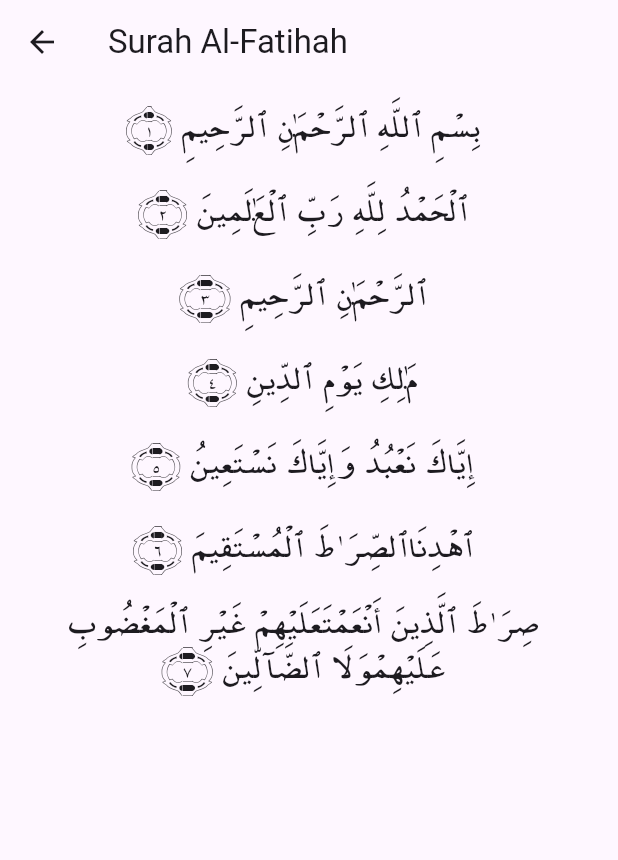
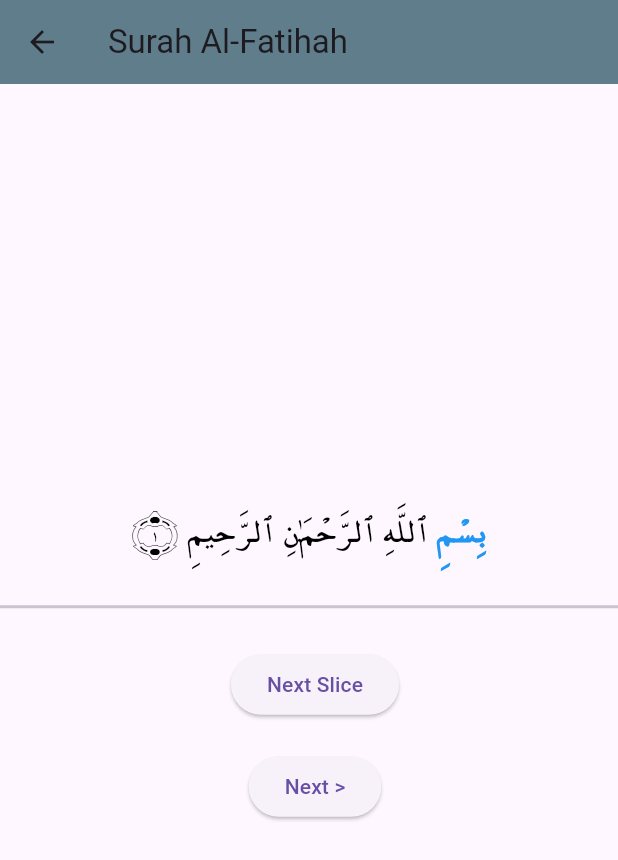
Before and after one commit to dsyndsyn/quiztest, a Flutter app: the screen it shows after launch, after a tap on "Load Ayat", on a phone screen of 412 x 824 dp. Shown: the top 860 px of the screen. Run offline on Flutter 3.47's test engine with Material 3 defaults, Android fonts, the light colour scheme and no system bars.

Commit message:
quiztest branch1

```diff
--- a/lib/ayat.dart
+++ b/lib/ayat.dart
@@ -1,6 +1,7 @@
 import 'package:flutter/material.dart';
 import 'dart:convert';
 import 'package:flutter/services.dart' show rootBundle;
+import 'highlighter.dart'; // Import the AyahHighlighter and SliceHighlighter classes
 
 class AyatScreen extends StatefulWidget {
   @override
@@ -10,28 +11,39 @@ class AyatScreen extends StatefulWidget {
 class _AyatScreenState extends State<AyatScreen> {
   List<Map<String, dynamic>>? ayats;
   bool isLoading = false;
+  int currentIndex = 0;
+  int currentSliceIndex = 0; // Track current slice index
+  int numberOfAyahsToShow = 7; // Change this to adjust number of ayahs to display
+
+  // Instance of AyahHighlighter class to manage highlights
+  late AyahHighlighter ayahHighlighter;
 
   @override
   void initState() {
     super.initState();
-    loadJson();
+    loadJson(numberOfAyahsToShow); // Load initial number of ayahs
   }
 
-  Future<void> loadJson() async {
+  Future<void> loadJson(int numberOfAyahs) async {
     setState(() {
       isLoading = true;
     });
 
     try {
-      String jsonString =
-          await rootBundle.loadString('assets/data/quran_texts-alfatihah.json');
+      String jsonString = await rootBundle.loadString('assets/data/quran_texts-alfatihah.json');
       Map<String, dynamic> jsonMap = json.decode(jsonString);
       ayats = jsonMap['data'].values.toList().cast<Map<String, dynamic>>();
+
+      // Sort the ayats by the 'aya' number
+      ayats?.sort((a, b) => int.parse(a['aya']).compareTo(int.parse(b['aya'])));
 
       // Clean up text
       ayats?.forEach((ayat) {
         ayat['text1'] = ayat['text1']?.replaceAll('b', '') ?? '';
       });
+
+      // Initialize AyahHighlighter with the list of ayats
+      ayahHighlighter = AyahHighlighter(ayats: ayats!);
     } catch (e) {
       print('Failed to load Ayat: $e');
     }
@@ -41,49 +53,114 @@ class _AyatScreenState extends State<AyatScreen> {
     });
   }
 
+  void showNextAya() {
+    if (currentIndex < (ayats?.length ?? 0) - 1) {
+      setState(() {
+        currentIndex++;
+        currentSliceIndex = 0; // Reset slice index when changing ayah
+      });
+    }
+  }
+
+  void showPreviousAya() {
+    if (currentIndex > 0) {
+      setState(() {
+        currentIndex--;
+        currentSliceIndex = 0; // Reset slice index when changing ayah
+      });
+    }
+  }
+
+  void nextSlice() {
+    if (currentSliceIndex < ayahHighlighter.getNumberOfSlices(currentIndex) - 1) {
+      setState(() {
+        currentSliceIndex++;
+      });
+    }
+  }
+
+  void previousSlice() {
+    if (currentSliceIndex > 0) {
+      setState(() {
+        currentSliceIndex--;
+      });
+    }
+  }
+
   @override
   Widget build(BuildContext context) {
     return Scaffold(
       appBar: AppBar(
         title: Text('Surah Al-Fatihah'),
+        backgroundColor: Colors.blueGrey,
         leading: IconButton(
           icon: Icon(Icons.arrow_back),
           onPressed: () {
-            Navigator.pop(context); // Navigate back to the main screen
+            Navigator.pop(context);
           },
         ),
       ),
       body: Center(
         child: isLoading
             ? CircularProgressIndicator()
-            : ayats == null
+            : ayats == null || ayats!.isEmpty
             ? Text('Failed to load Ayat')
-                : ListView.builder(
-                    itemCount: ayats!.length,
-                    itemBuilder: (context, index) {
-                      var ayat = ayats![index];
-                      return ListTile(
-                        title: Center(
-                          child: Text(
-                            ayat['text1'] ?? 'No text',
+            : Column(
+          mainAxisAlignment: MainAxisAlignment.center,
+          children: [
+            RichText(
               textAlign: TextAlign.center,
               textDirection: TextDirection.rtl,
-                            style: TextStyle(
-                              fontFamily: "MeQuran2",
-                              fontSize: 20,
+              text: ayahHighlighter.getCurrentSliceTextSpan(
+                currentIndex,
+                currentSliceIndex,
               ),
             ),
+
+            SizedBox(height: 20),
+
+            Divider(thickness: 2),
+
+            SizedBox(height: 20),
+
+            Row(
+              mainAxisAlignment: MainAxisAlignment.center,
+              children: [
+                if (currentSliceIndex > 0)
+                  ElevatedButton(
+                    onPressed: previousSlice,
+                    child: Text('Previous Slice'),
                   ),
-                      );
-                    },
+                SizedBox(width: 8), // Adjust spacing as needed
+                if (currentSliceIndex < ayahHighlighter.getNumberOfSlices(currentIndex) - 1)
+                  ElevatedButton(
+                    onPressed: nextSlice,
+                    child: Text('Next Slice'),
+                  ),
+              ],
+            ),
+
+            SizedBox(height: 20),
+
+            Row(
+              mainAxisAlignment: MainAxisAlignment.center,
+              children: [
+                if (currentIndex > 0)
+                  ElevatedButton(
+                    onPressed: showPreviousAya,
+                    child: Text('< Back'),
+                  ),
+                SizedBox(width: 8), // Adjust spacing as needed
+                if (currentIndex < (ayats?.length ?? 0) - 1)
+                  ElevatedButton(
+                    onPressed: showNextAya,
+                    child: Text('Next >'),
+                  ),
+              ],
+            ),
+          ],
         ),
       ),
     );
   }
 }
-
-void main() {
-  runApp(MaterialApp(
-    home: AyatScreen(),
-  ));
-}
--- /dev/null
+++ b/lib/highlighter.dart
@@ -0,0 +1,99 @@
+import 'package:flutter/material.dart';
+import 'slice.dart'; // Import the AyahSlicer class
+
+// Class to represent each highlight segment
+class HighlightSegment {
+  final String text;
+  final Color color;
+
+  HighlightSegment({required this.text, required this.color});
+}
+
+class AyahHighlighter {
+  List<Map<String, dynamic>>? ayats;
+  List<List<List<HighlightSegment>>> ayahHighlights = [];
+
+  AyahHighlighter({required this.ayats}) {
+    generateAyahHighlights();
+  }
+
+  void generateAyahHighlights() {
+    if (ayats == null) return;
+
+    // Clear previous highlights
+    ayahHighlights.clear();
+
+    // Generate slices using AyahSlicer class
+    ayahHighlights = AyahSlicer.generateSlices(ayats!);
+  }
+
+  int getNumberOfSlices(int ayahIndex) {
+    if (ayahIndex >= 0 && ayahIndex < ayahHighlights.length) {
+      return ayahHighlights[ayahIndex].length;
+    }
+    return 0;
+  }
+
+  // Function to highlight specific parts of the ayah text for the current slice
+  TextSpan getCurrentSliceTextSpan(int ayahIndex, int sliceIndex) {
+    if (ayahIndex >= 0 && ayahIndex < ayahHighlights.length && sliceIndex >= 0 && sliceIndex < ayahHighlights[ayahIndex].length) {
+      List<HighlightSegment> segments = ayahHighlights[ayahIndex][sliceIndex];
+      String ayahText = ayats![ayahIndex]['text1'] ?? 'No text';
+      return highlightAyah(ayahText, segments);
+    }
+    return TextSpan(text: '');
+  }
+
+  // Function to highlight specific parts of the ayah text
+  TextSpan highlightAyah(String text, List<HighlightSegment> segmentsToHighlight) {
+    List<TextSpan> spans = [];
+
+    for (var segment in segmentsToHighlight) {
+      String part = segment.text;
+      Color color = segment.color;
+
+      int startIndex = text.indexOf(part);
+      while (startIndex != -1) {
+        spans.add(
+          TextSpan(
+            text: text.substring(0, startIndex),
+            style: TextStyle(
+              fontFamily: "MeQuran2",
+              fontSize: 20,
+              color: Colors.black,
+            ),
+          ),
+        );
+        spans.add(
+          TextSpan(
+            text: part,
+            style: TextStyle(
+              fontFamily: "MeQuran2",
+              fontSize: 20,
+              color: color,
+              fontWeight: FontWeight.bold,
+            ),
+          ),
+        );
+        text = text.substring(startIndex + part.length);
+        startIndex = text.indexOf(part);
+      }
+    }
+
+    // Add remaining text after the last highlighted part
+    if (text.isNotEmpty) {
+      spans.add(
+        TextSpan(
+          text: text,
+          style: TextStyle(
+            fontFamily: "MeQuran2",
+            fontSize: 20,
+            color: Colors.black,
+          ),
+        ),
+      );
+    }
+
+    return TextSpan(children: spans);
+  }
+}
--- /dev/null
+++ b/lib/slice.dart
@@ -0,0 +1,127 @@
+import 'package:flutter/material.dart';
+import 'highlighter.dart'; // Import the HighlightSegment class
+
+class AyahSlicer {
+  static List<List<List<HighlightSegment>>> generateSlices(List<Map<String, dynamic>> ayats) {
+    List<List<List<HighlightSegment>>> ayahSlices = [];
+
+    if (ayats.isEmpty) return ayahSlices;
+
+    for (var ayah in ayats) {
+      List<List<HighlightSegment>> slices = [];
+
+      //aya 1 ------------------------------------------------
+      if (ayah['aya'] == '1') {
+        slices.add([
+          HighlightSegment(text: 'بِسْمِ', color: Colors.blue),
+        ]);
+        slices.add([
+          HighlightSegment(text: 'ٱللَّهِ', color: Colors.blue),
+        ]);
+        slices.add([
+          HighlightSegment(text: 'ٱلرَّحْمَـٰنِ', color: Colors.blue),
+        ]);
+        slices.add([
+          HighlightSegment(text: 'ٱلرَّحِيمِ', color: Colors.blue),
+        ]);
+
+        //aya 2 ------------------------------------------------
+      } else if (ayah['aya'] == '2') {
+        slices.add([
+          HighlightSegment(text: 'ٱلْحَمْدُ', color: Colors.blue),
+        ]);
+        slices.add([
+          HighlightSegment(text: 'لِلَّهِ', color: Colors.blue),
+        ]);
+        slices.add([
+          HighlightSegment(text: 'رَبِّ', color: Colors.blue),
+        ]);
+        slices.add([
+          HighlightSegment(text: 'ٱلْعَـٰلَمِينَ', color: Colors.blue),
+        ]);
+
+        //aya 3 ------------------------------------------------
+      } else if (ayah['aya'] == '3') {
+        slices.add([
+          HighlightSegment(text: 'ٱلرَّحْمَـٰنِ', color: Colors.blue),
+        ]);
+        slices.add([
+          HighlightSegment(text: 'ٱلرَّحِيمِ', color: Colors.blue),
+        ]);
+
+        //aya 4 ------------------------------------------------
+      } else if (ayah['aya'] == '4') {
+        slices.add([
+          HighlightSegment(text: 'مَـٰلِكِ', color: Colors.blue),
+        ]);
+        slices.add([
+          HighlightSegment(text: 'يَوْمِ', color: Colors.blue),
+        ]);
+        slices.add([
+          HighlightSegment(text: 'ٱلدِّينِ', color: Colors.blue),
+        ]);
+
+        //aya 5 ------------------------------------------------
+      } else if (ayah['aya'] == '5') {
+        slices.add([
+          HighlightSegment(text: 'إِيَّاكَ', color: Colors.blue),
+        ]);
+        slices.add([
+          HighlightSegment(text: 'نَعْبُدُ', color: Colors.blue),
+        ]);
+        slices.add([
+          HighlightSegment(text: 'وَإِيَّاكَ', color: Colors.blue),
+        ]);
+        slices.add([
+          HighlightSegment(text: 'نَسْتَعِينُ', color: Colors.blue),
+        ]);
+
+        //aya 6 ------------------------------------------------
+      } else if (ayah['aya'] == '6') {
+        slices.add([
+          HighlightSegment(text: 'ٱهْدِنَا', color: Colors.blue),
+        ]);
+        slices.add([
+          HighlightSegment(text: 'ٱلصِّرَ ٰط', color: Colors.blue),
+        ]);
+        slices.add([
+          HighlightSegment(text: 'ٱلْمُسْتَقِيمَ', color: Colors.blue),
+        ]);
+
+        //aya 7 ------------------------------------------------
+      } else if (ayah['aya'] == '7') {
+        slices.add([
+          HighlightSegment(text: 'صِرَ ٰط', color: Colors.blue),
+        ]);
+        slices.add([
+          HighlightSegment(text: 'ٱلَّذِينَ', color: Colors.blue),
+        ]);
+        slices.add([
+          HighlightSegment(text: 'أَنْعَمْتَ', color: Colors.blue),
+        ]);
+        slices.add([
+          HighlightSegment(text: 'عَلَيْهِم', color: Colors.blue),
+        ]);
+        slices.add([
+          HighlightSegment(text: 'غَيْرِ', color: Colors.blue),
+        ]);
+        slices.add([
+          HighlightSegment(text: 'ٱلْمَغْضُوبِ', color: Colors.blue),
+        ]);
+        slices.add([
+          HighlightSegment(text: 'عَلَيْهِمْ', color: Colors.blue),
+        ]);
+        slices.add([
+          HighlightSegment(text: 'وَلَا', color: Colors.blue),
+        ]);
+        slices.add([
+          HighlightSegment(text: 'ٱلضَّآلِّينَ', color: Colors.blue),
+        ]);
+      }
+
+      ayahSlices.add(slices);
+    }
+
+    return ayahSlices;
+  }
+}
```
Lines whose indentation alone changed are shown as unchanged.
